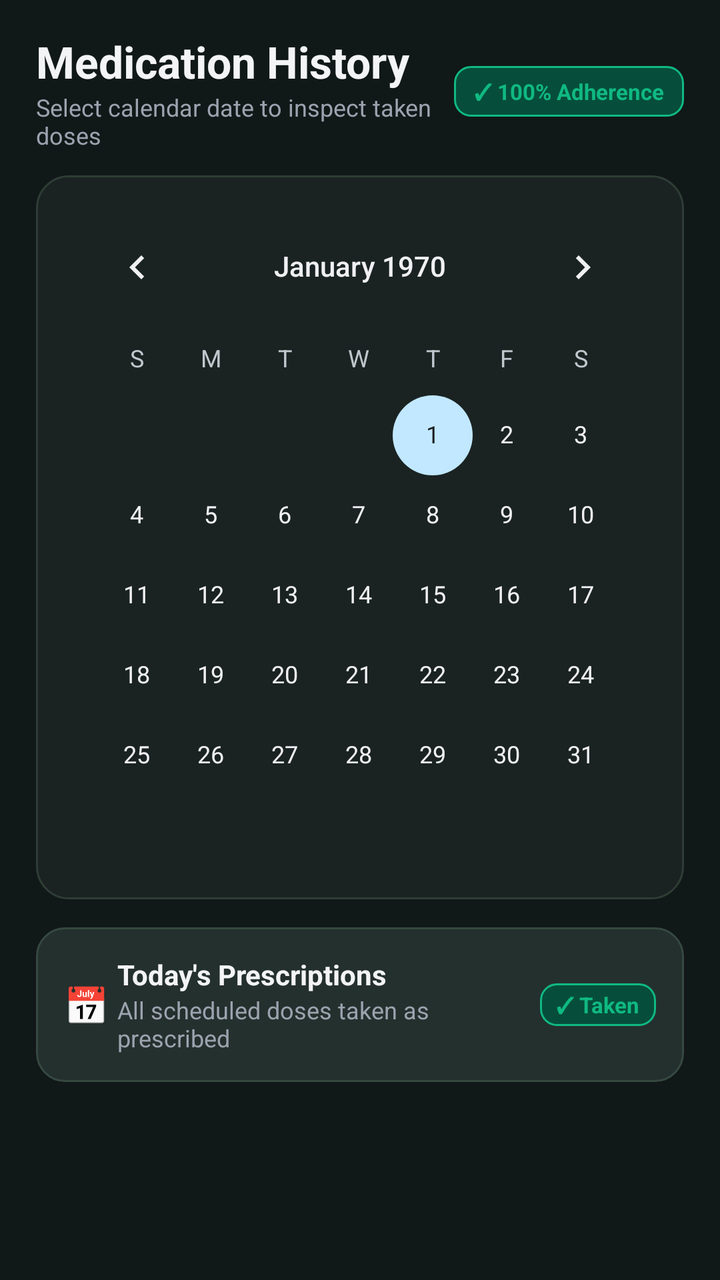
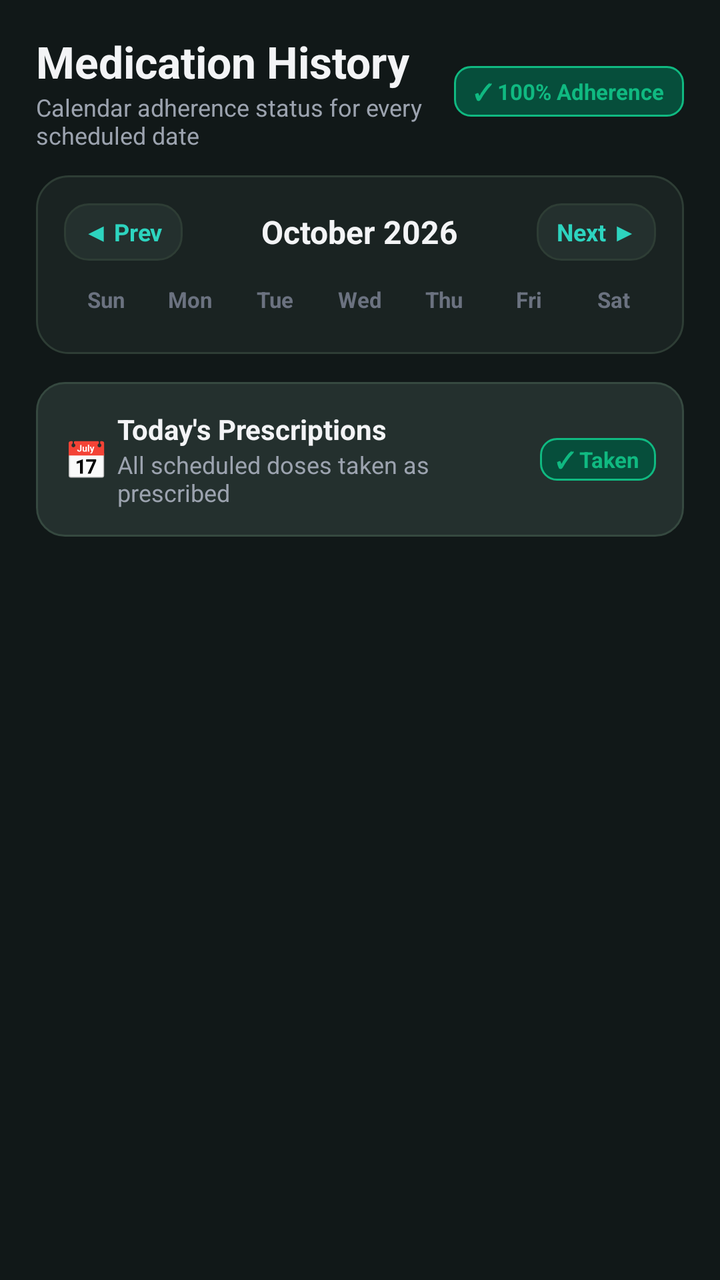

An Android layout rendered at two revisions. The XML below is the earlier revision; the diff shows what the commit changed to produce the second picture.
<!-- AndroidManifest.xml: application theme Theme.MyApplication -->
<!-- res/layout/fragment_health_history.xml -->
<?xml version="1.0" encoding="utf-8"?>
<LinearLayout xmlns:android="http://schemas.android.com/apk/res/android"
    android:layout_width="match_parent"
    android:layout_height="match_parent"
    android:orientation="vertical"
    android:background="@color/dark_background">

    
    <LinearLayout
        android:layout_width="match_parent"
        android:layout_height="wrap_content"
        android:orientation="horizontal"
        android:gravity="center_vertical"
        android:paddingHorizontal="18dp"
        android:paddingTop="16dp"
        android:paddingBottom="12dp">

        <LinearLayout
            android:layout_width="0dp"
            android:layout_height="wrap_content"
            android:layout_weight="1"
            android:orientation="vertical">

            <TextView
                android:layout_width="wrap_content"
                android:layout_height="wrap_content"
                android:text="Medication History"
                android:textSize="22sp"
                android:textStyle="bold"
                android:textColor="@color/text_primary" />

            <TextView
                android:id="@+id/tv_history_subtitle"
                android:layout_width="wrap_content"
                android:layout_height="wrap_content"
                android:text="Select calendar date to inspect taken doses"
                android:textSize="12sp"
                android:textColor="@color/text_secondary" />
        </LinearLayout>

        <TextView
            android:id="@+id/tv_history_adherence_badge"
            android:layout_width="wrap_content"
            android:layout_height="wrap_content"
            android:text="✓ 100% Adherence"
            android:textSize="11sp"
            android:textStyle="bold"
            android:textColor="@color/health_green"
            android:background="@drawable/bg_badge_green"
            android:paddingHorizontal="10dp"
            android:paddingVertical="5dp" />
    </LinearLayout>

    <ScrollView
        android:layout_width="match_parent"
        android:layout_height="match_parent"
        android:fillViewport="true">

        <LinearLayout
            android:layout_width="match_parent"
            android:layout_height="wrap_content"
            android:orientation="vertical"
            android:paddingHorizontal="18dp"
            android:paddingBottom="32dp">

            
            <LinearLayout
                android:layout_width="match_parent"
                android:layout_height="wrap_content"
                android:orientation="vertical"
                android:background="@drawable/bg_card_dark"
                android:padding="12dp"
                android:layout_marginBottom="14dp">

                <CalendarView
                    android:id="@+id/calendar_history_view"
                    android:layout_width="match_parent"
                    android:layout_height="wrap_content"
                    android:theme="@style/Theme.MyApplication" />
            </LinearLayout>

            
            <LinearLayout
                android:id="@+id/card_date_summary"
                android:layout_width="match_parent"
                android:layout_height="wrap_content"
                android:orientation="horizontal"
                android:gravity="center_vertical"
                android:background="@drawable/bg_card_elevated"
                android:padding="14dp"
                android:layout_marginBottom="14dp">

                <TextView
                    android:layout_width="wrap_content"
                    android:layout_height="wrap_content"
                    android:text="📅 "
                    android:textSize="18sp" />

                <LinearLayout
                    android:layout_width="0dp"
                    android:layout_height="wrap_content"
                    android:layout_weight="1"
                    android:orientation="vertical">

                    <TextView
                        android:id="@+id/tv_selected_date_label"
                        android:layout_width="wrap_content"
                        android:layout_height="wrap_content"
                        android:text="Today's Prescriptions"
                        android:textSize="14sp"
                        android:textStyle="bold"
                        android:textColor="@color/text_primary" />

                    <TextView
                        android:id="@+id/tv_date_adherence_desc"
                        android:layout_width="wrap_content"
                        android:layout_height="wrap_content"
                        android:text="All scheduled doses taken as prescribed"
                        android:textSize="12sp"
                        android:textColor="@color/text_secondary" />
                </LinearLayout>

                <TextView
                    android:id="@+id/tv_date_adherence_status"
                    android:layout_width="wrap_content"
                    android:layout_height="wrap_content"
                    android:text="✓ Taken"
                    android:textSize="11sp"
                    android:textStyle="bold"
                    android:textColor="@color/health_green"
                    android:background="@drawable/bg_badge_green"
                    android:paddingHorizontal="8dp"
                    android:paddingVertical="3dp" />
            </LinearLayout>

            
            <LinearLayout
                android:id="@+id/layout_empty_history"
                android:layout_width="match_parent"
                android:layout_height="wrap_content"
                android:gravity="center"
                android:orientation="vertical"
                android:padding="32dp"
                android:visibility="gone">

                <TextView
                    android:layout_width="60dp"
                    android:layout_height="60dp"
                    android:gravity="center"
                    android:text="💊"
                    android:textSize="32sp"
                    android:background="@drawable/bg_circle_icon"
                    android:layout_marginBottom="12dp" />

                <TextView
                    android:layout_width="wrap_content"
                    android:layout_height="wrap_content"
                    android:text="No Medication Logs for This Date"
                    android:textSize="15sp"
                    android:textStyle="bold"
                    android:textColor="@color/text_primary" />

                <TextView
                    android:layout_width="wrap_content"
                    android:layout_height="wrap_content"
                    android:layout_marginTop="4dp"
                    android:text="No doses were scheduled or logged for the selected calendar date."
                    android:textSize="12sp"
                    android:textColor="@color/text_secondary"
                    android:gravity="center" />
            </LinearLayout>

            
            <androidx.recyclerview.widget.RecyclerView
                android:id="@+id/rv_history_logs"
                android:layout_width="match_parent"
                android:layout_height="wrap_content"
                android:nestedScrollingEnabled="false" />

        </LinearLayout>
    </ScrollView>

</LinearLayout>
<!-- resources referenced by this layout -->
<resources>
  <color name="dark_background">#111818</color>
  <color name="health_green">#10B981</color>
  <color name="text_primary">#F3F4F6</color>
  <color name="text_secondary">#9CA3AF</color>
  <!-- drawable bg_badge_green (drawable) -->
  <?xml version="1.0" encoding="utf-8"?>
  <shape xmlns:android="http://schemas.android.com/apk/res/android"
      android:shape="rectangle">
      <solid android:color="#064E3B" />
      <corners android:radius="8dp" />
      <stroke
          android:width="1dp"
          android:color="#10B981" />
  </shape>
  <!-- drawable bg_card_dark (drawable) -->
  <?xml version="1.0" encoding="utf-8"?>
  <shape xmlns:android="http://schemas.android.com/apk/res/android"
      android:shape="rectangle">
      <solid android:color="@color/dark_surface" />
      <corners android:radius="16dp" />
      <stroke
          android:width="1dp"
          android:color="@color/dark_card_stroke" />
  </shape>
  <!-- drawable bg_card_elevated (drawable) -->
  <?xml version="1.0" encoding="utf-8"?>
  <shape xmlns:android="http://schemas.android.com/apk/res/android"
      android:shape="rectangle">
      <solid android:color="@color/dark_surface_variant" />
      <corners android:radius="14dp" />
      <stroke
          android:width="1dp"
          android:color="#364940" />
  </shape>
  <!-- drawable bg_circle_icon (drawable) -->
  <?xml version="1.0" encoding="utf-8"?>
  <shape xmlns:android="http://schemas.android.com/apk/res/android"
      android:shape="oval">
      <solid android:color="@color/dark_surface_variant" />
      <stroke
          android:width="1dp"
          android:color="@color/dark_card_stroke" />
  </shape>
  <style name="Theme.MyApplication" parent="android:Theme.DeviceDefault.NoActionBar" />
  <color name="dark_surface">#1A2322</color>
  <color name="dark_card_stroke">#2E3D35</color>
  <color name="dark_surface_variant">#24302E</color>
</resources>

<!-- the commit's change to res/layout/fragment_health_history.xml (unified diff, before → after) -->
@@ -33,7 +33,7 @@
                 android:id="@+id/tv_history_subtitle"
                 android:layout_width="wrap_content"
                 android:layout_height="wrap_content"
-                android:text="Select calendar date to inspect taken doses"
+                android:text="Calendar adherence status for every scheduled date"
                 android:textSize="12sp"
                 android:textColor="@color/text_secondary" />
         </LinearLayout>
@@ -69,14 +69,142 @@
                 android:layout_height="wrap_content"
                 android:orientation="vertical"
                 android:background="@drawable/bg_card_dark"
-                android:padding="12dp"
+                android:padding="14dp"
                 android:layout_marginBottom="14dp">
 
-                <CalendarView
-                    android:id="@+id/calendar_history_view"
+                
+                <LinearLayout
                     android:layout_width="match_parent"
                     android:layout_height="wrap_content"
-                    android:theme="@style/Theme.MyApplication" />
+                    android:orientation="horizontal"
+                    android:gravity="center_vertical"
+                    android:layout_marginBottom="12dp">
+
+                    <TextView
+                        android:id="@+id/btn_prev_month"
+                        android:layout_width="wrap_content"
+                        android:layout_height="wrap_content"
+                        android:text="◀ Prev"
+                        android:textSize="12sp"
+                        android:textStyle="bold"
+                        android:textColor="@color/teal_accent"
+                        android:background="@drawable/bg_button_secondary"
+                        android:paddingHorizontal="10dp"
+                        android:paddingVertical="6dp"
+                        android:clickable="true"
+                        android:focusable="true" />
+
+                    <TextView
+                        android:id="@+id/tv_calendar_month_year"
+                        android:layout_width="0dp"
+                        android:layout_height="wrap_content"
+                        android:layout_weight="1"
+                        android:gravity="center"
+                        android:text="October 2026"
+                        android:textSize="16sp"
+                        android:textStyle="bold"
+                        android:textColor="@color/text_primary" />
+
+                    <TextView
+                        android:id="@+id/btn_next_month"
+                        android:layout_width="wrap_content"
+                        android:layout_height="wrap_content"
+                        android:text="Next ▶"
+                        android:textSize="12sp"
+                        android:textStyle="bold"
+                        android:textColor="@color/teal_accent"
+                        android:background="@drawable/bg_button_secondary"
+                        android:paddingHorizontal="10dp"
+                        android:paddingVertical="6dp"
+                        android:clickable="true"
+                        android:focusable="true" />
+                </LinearLayout>
+
+                
+                <LinearLayout
+                    android:layout_width="match_parent"
+                    android:layout_height="wrap_content"
+                    android:orientation="horizontal"
+                    android:weightSum="7"
+                    android:layout_marginBottom="6dp">
+
+                    <TextView
+                        android:layout_width="0dp"
+                        android:layout_height="wrap_content"
+                        android:layout_weight="1"
+                        android:gravity="center"
+                        android:text="Sun"
+                        android:textColor="@color/text_muted"
+                        android:textSize="11sp"
+                        android:textStyle="bold" />
+
+                    <TextView
+                        android:layout_width="0dp"
+                        android:layout_height="wrap_content"
+                        android:layout_weight="1"
+                        android:gravity="center"
+                        android:text="Mon"
+                        android:textColor="@color/text_muted"
+                        android:textSize="11sp"
+                        android:textStyle="bold" />
+
+                    <TextView
+                        android:layout_width="0dp"
+                        android:layout_height="wrap_content"
+                        android:layout_weight="1"
+                        android:gravity="center"
+                        android:text="Tue"
+                        android:textColor="@color/text_muted"
+                        android:textSize="11sp"
+                        android:textStyle="bold" />
+
+                    <TextView
+                        android:layout_width="0dp"
+                        android:layout_height="wrap_content"
+                        android:layout_weight="1"
+                        android:gravity="center"
+                        android:text="Wed"
+                        android:textColor="@color/text_muted"
+                        android:textSize="11sp"
+                        android:textStyle="bold" />
+
+                    <TextView
+                        android:layout_width="0dp"
+                        android:layout_height="wrap_content"
+                        android:layout_weight="1"
+                        android:gravity="center"
+                        android:text="Thu"
+                        android:textColor="@color/text_muted"
+                        android:textSize="11sp"
+                        android:textStyle="bold" />
+
+                    <TextView
+                        android:layout_width="0dp"
+                        android:layout_height="wrap_content"
+                        android:layout_weight="1"
+                        android:gravity="center"
+                        android:text="Fri"
+                        android:textColor="@color/text_muted"
+                        android:textSize="11sp"
+                        android:textStyle="bold" />
+
+                    <TextView
+                        android:layout_width="0dp"
+                        android:layout_height="wrap_content"
+                        android:layout_weight="1"
+                        android:gravity="center"
+                        android:text="Sat"
+                        android:textColor="@color/text_muted"
+                        android:textSize="11sp"
+                        android:textStyle="bold" />
+                </LinearLayout>
+
+                
+                <androidx.recyclerview.widget.RecyclerView
+                    android:id="@+id/rv_calendar_grid"
+                    android:layout_width="match_parent"
+                    android:layout_height="wrap_content"
+                    android:nestedScrollingEnabled="false" />
             </LinearLayout>
 
             
<!-- resource entries referenced after the edit -->
@@ -2,6 +2,8 @@
 <resources>
   <color name="dark_background">#111818</color>
   <color name="health_green">#10B981</color>
+  <color name="teal_accent">#2DD4BF</color>
+  <color name="text_muted">#6B7280</color>
   <color name="text_primary">#F3F4F6</color>
   <color name="text_secondary">#9CA3AF</color>
   <!-- drawable bg_badge_green (drawable) -->
@@ -14,6 +16,20 @@
           android:width="1dp"
           android:color="#10B981" />
   </shape>
+  <!-- drawable bg_button_secondary (drawable) -->
+  <?xml version="1.0" encoding="utf-8"?>
+  <ripple xmlns:android="http://schemas.android.com/apk/res/android"
+      android:color="#30FFFFFF">
+      <item>
+          <shape android:shape="rectangle">
+              <solid android:color="@color/dark_surface_variant" />
+              <corners android:radius="12dp" />
+              <stroke
+                  android:width="1dp"
+                  android:color="@color/dark_card_stroke" />
+          </shape>
+      </item>
+  </ripple>
   <!-- drawable bg_card_dark (drawable) -->
   <?xml version="1.0" encoding="utf-8"?>
   <shape xmlns:android="http://schemas.android.com/apk/res/android"
